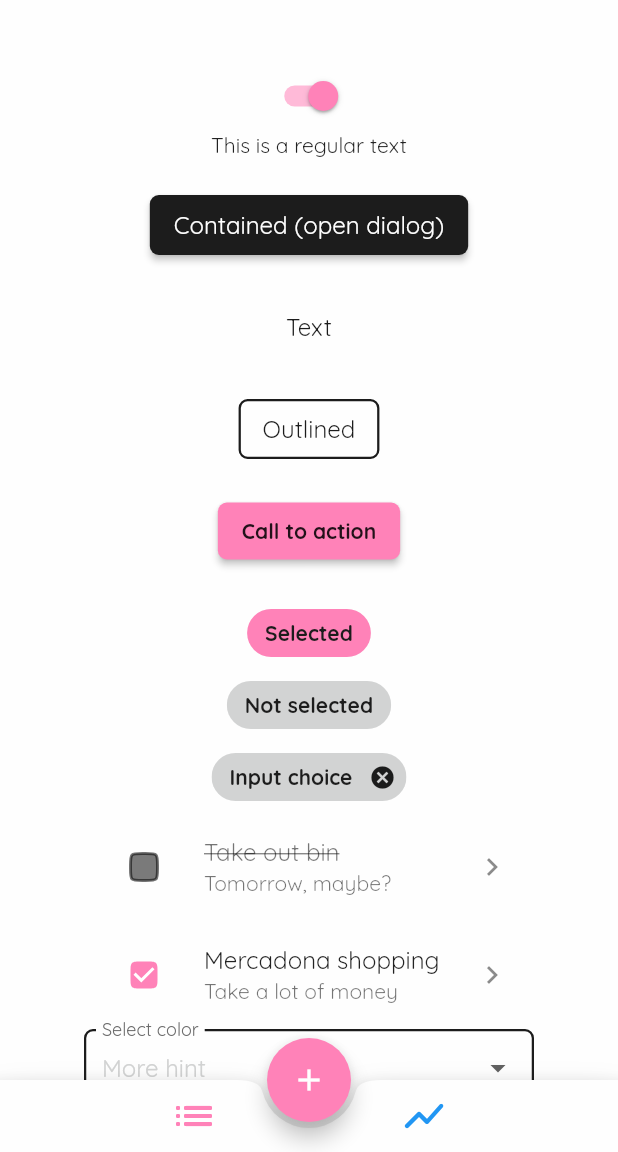
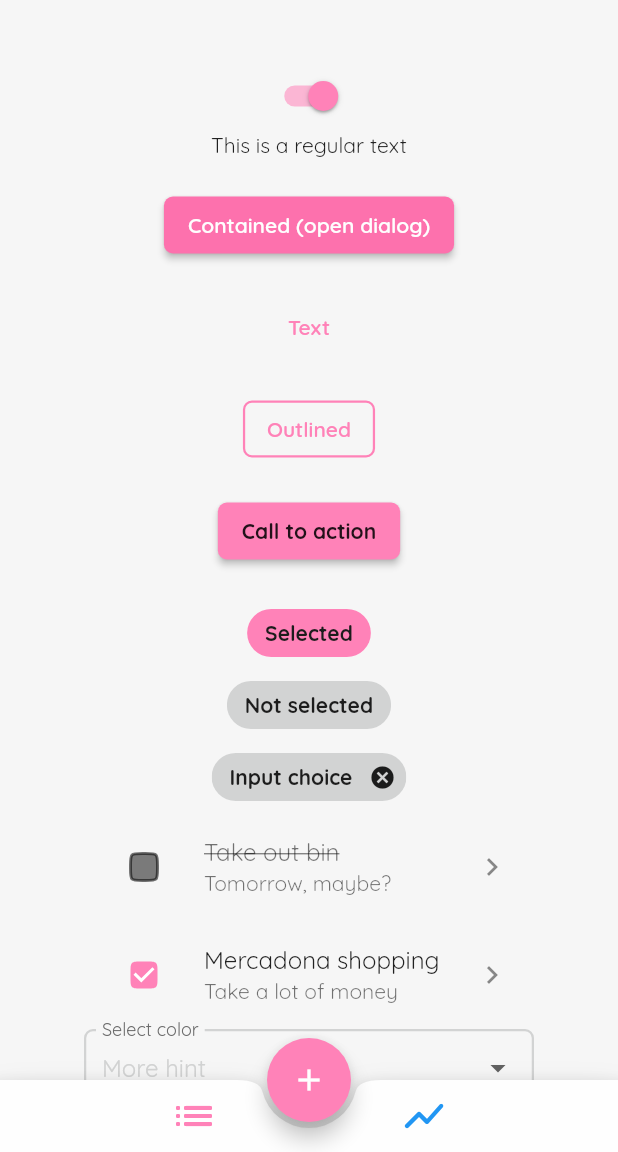
Before and after one commit to Ricardo-MT/wid_design_system, a Flutter app: the screen it shows after launch, on a phone screen of 412 x 824 dp, the part 84-1236 px from its top. Run offline on Flutter 3.47's test engine with Material 2 defaults, Android fonts, the phone set to English and light mode, and no system bars.

Commit message:
Implement date and time pickers

```diff
--- a/lib/src/theme/button_themes.dart
+++ b/lib/src/theme/button_themes.dart
@@ -6,31 +6,57 @@ class WidButtonThemes {
   /// Elevated button for dark theme
   static ElevatedButtonThemeData get elevatedButtonDarkTheme {
     return ElevatedButtonThemeData(
-      style: ElevatedButton.styleFrom(
-        padding: _buttonsPadding,
-        backgroundColor: WidAppColors.light,
-        foregroundColor: WidAppColors.dark,
-        shape: RoundedRectangleBorder(
+      style: ButtonStyle(
+        padding: MaterialStateProperty.all(_buttonsPadding),
+        backgroundColor: MaterialStateProperty.resolveWith<Color>((states) {
+          if (states.contains(MaterialState.disabled)) {
+            return WidAppColors.n300;
+          }
+          return WidAppColors.primary.shade600;
+        }),
+        foregroundColor: MaterialStateProperty.resolveWith<Color>((states) {
+          if (states.contains(MaterialState.disabled)) {
+            return WidAppColors.n400;
+          }
+          return WidAppColors.light;
+        }),
+        shape: MaterialStateProperty.all(
+          RoundedRectangleBorder(
             borderRadius: BorderRadius.all(
               Radius.circular(WidAppDimensions.borderRadiusControllers),
             ),
           ),
         ),
+        textStyle: MaterialStateProperty.all(_textStyles),
+      ),
     );
   }
 
-  /// Elevated button for dark theme
+  /// Elevated button for light theme
   static ElevatedButtonThemeData get elevatedButtonLightTheme {
     return ElevatedButtonThemeData(
-      style: ElevatedButton.styleFrom(
-        padding: _buttonsPadding,
-        backgroundColor: WidAppColors.dark,
-        foregroundColor: WidAppColors.light,
-        shape: RoundedRectangleBorder(
+      style: ButtonStyle(
+        padding: MaterialStateProperty.all(_buttonsPadding),
+        backgroundColor: MaterialStateProperty.resolveWith<Color>((states) {
+          if (states.contains(MaterialState.disabled)) {
+            return WidAppColors.n300;
+          }
+          return WidAppColors.primary.shade600;
+        }),
+        foregroundColor: MaterialStateProperty.resolveWith<Color>((states) {
+          if (states.contains(MaterialState.disabled)) {
+            return WidAppColors.n400;
+          }
+          return WidAppColors.light;
+        }),
+        shape: MaterialStateProperty.all(
+          RoundedRectangleBorder(
             borderRadius: BorderRadius.all(
               Radius.circular(WidAppDimensions.borderRadiusControllers),
             ),
           ),
+        ),
+        textStyle: MaterialStateProperty.all(_textStyles),
       ),
     );
   }
@@ -38,18 +64,34 @@ class WidButtonThemes {
   /// Outlined button for dark theme
   static OutlinedButtonThemeData get outlinedButtonDarkTheme {
     return OutlinedButtonThemeData(
-      style: OutlinedButton.styleFrom(
-        foregroundColor: WidAppColors.light,
-        padding: _buttonsPadding,
-        side: BorderSide(
-          color: WidAppColors.light,
-          width: WidAppDimensions.borderWidth,
-        ),
-        shape: RoundedRectangleBorder(
+      style: ButtonStyle(
+        padding: MaterialStateProperty.all(_buttonsPadding),
+        shape: MaterialStateProperty.all(
+          RoundedRectangleBorder(
             borderRadius: BorderRadius.all(
               Radius.circular(WidAppDimensions.borderRadiusControllers),
             ),
           ),
+        ),
+        side: MaterialStateProperty.resolveWith<BorderSide>((states) {
+          if (states.contains(MaterialState.disabled)) {
+            return BorderSide(
+              color: WidAppColors.n600,
+              width: WidAppDimensions.borderWidth,
+            );
+          }
+          return BorderSide(
+            color: WidAppColors.primary,
+            width: WidAppDimensions.borderWidth,
+          );
+        }),
+        foregroundColor: MaterialStateProperty.resolveWith<Color>((states) {
+          if (states.contains(MaterialState.disabled)) {
+            return WidAppColors.n600;
+          }
+          return WidAppColors.primary;
+        }),
+        textStyle: MaterialStateProperty.all(_textStyles),
       ),
     );
   }
@@ -57,18 +99,34 @@ class WidButtonThemes {
   /// Outlined button for light theme
   static OutlinedButtonThemeData get outlinedButtonLightTheme {
     return OutlinedButtonThemeData(
-      style: OutlinedButton.styleFrom(
-        foregroundColor: WidAppColors.dark,
-        padding: _buttonsPadding,
-        side: BorderSide(
-          color: WidAppColors.dark,
-          width: WidAppDimensions.borderWidth,
-        ),
-        shape: RoundedRectangleBorder(
+      style: ButtonStyle(
+        padding: MaterialStateProperty.all(_buttonsPadding),
+        shape: MaterialStateProperty.all(
+          RoundedRectangleBorder(
             borderRadius: BorderRadius.all(
               Radius.circular(WidAppDimensions.borderRadiusControllers),
             ),
           ),
+        ),
+        side: MaterialStateProperty.resolveWith<BorderSide>((states) {
+          if (states.contains(MaterialState.disabled)) {
+            return BorderSide(
+              color: WidAppColors.n500,
+              width: WidAppDimensions.borderWidth,
+            );
+          }
+          return BorderSide(
+            color: WidAppColors.primary,
+            width: WidAppDimensions.borderWidth,
+          );
+        }),
+        foregroundColor: MaterialStateProperty.resolveWith<Color>((states) {
+          if (states.contains(MaterialState.disabled)) {
+            return WidAppColors.n500;
+          }
+          return WidAppColors.primary;
+        }),
+        textStyle: MaterialStateProperty.all(_textStyles),
       ),
     );
   }
@@ -77,8 +135,9 @@ class WidButtonThemes {
   static TextButtonThemeData get textButtonLightTheme {
     return TextButtonThemeData(
       style: TextButton.styleFrom(
-        foregroundColor: WidAppColors.dark,
         padding: _buttonsPadding,
+        foregroundColor: WidAppColors.primary,
+        textStyle: _textStyles,
       ),
     );
   }
@@ -87,11 +146,16 @@ class WidButtonThemes {
   static TextButtonThemeData get textButtonDarkTheme {
     return TextButtonThemeData(
       style: TextButton.styleFrom(
-        foregroundColor: WidAppColors.light,
         padding: _buttonsPadding,
+        foregroundColor: WidAppColors.primary,
+        textStyle: _textStyles,
       ),
     );
   }
 }
 
 const _buttonsPadding = EdgeInsets.symmetric(horizontal: 16, vertical: 10);
+const _textStyles = TextStyle(
+  fontWeight: FontWeight.w600,
+  fontFamily: 'Quicksand',
+);
--- /dev/null
+++ b/lib/src/theme/date_picker_theme.dart
@@ -0,0 +1,37 @@
+import 'package:flutter/material.dart';
+import 'package:wid_design_system/src/theme/palette.dart';
+
+/// Custom theme for Wid Design System
+class WidDatePickerThemes {
+  /// Light theme implementation
+  static DatePickerThemeData get datePickerLightTheme {
+    return DatePickerThemeData(
+      headerForegroundColor: WidAppColors.light,
+      headerBackgroundColor: WidAppColors.primary,
+      todayBackgroundColor: const MaterialStatePropertyAll(Colors.transparent),
+      todayForegroundColor: MaterialStatePropertyAll(WidAppColors.primary),
+      dayBackgroundColor: MaterialStateColor.resolveWith((states) {
+        if (states.contains(MaterialState.selected)) {
+          return WidAppColors.primary;
+        }
+        return Colors.transparent;
+      }),
+    );
+  }
+
+  /// Dark theme implementation
+  static DatePickerThemeData get datePickerDarkTheme {
+    return DatePickerThemeData(
+      headerForegroundColor: WidAppColors.light,
+      headerBackgroundColor: WidAppColors.n800,
+      todayBackgroundColor: const MaterialStatePropertyAll(Colors.transparent),
+      todayForegroundColor: MaterialStatePropertyAll(WidAppColors.primary),
+      dayBackgroundColor: MaterialStateColor.resolveWith((states) {
+        if (states.contains(MaterialState.selected)) {
+          return WidAppColors.primary;
+        }
+        return Colors.transparent;
+      }),
+    );
+  }
+}
--- a/lib/src/theme/input_theme.dart
+++ b/lib/src/theme/input_theme.dart
@@ -15,7 +15,7 @@ class WidInputTheme {
       floatingLabelStyle: const TextStyle(color: WidAppColors.n700),
       border: OutlineInputBorder(
         borderSide: BorderSide(
-          color: WidAppColors.dark,
+          color: WidAppColors.n300,
           width: WidAppDimensions.borderWidth,
         ),
         borderRadius:
@@ -33,7 +33,7 @@ class WidInputTheme {
         borderRadius:
             BorderRadius.circular(WidAppDimensions.borderRadiusControllers),
         borderSide: BorderSide(
-          color: WidAppColors.callToAction,
+          color: WidAppColors.primary,
           width: WidAppDimensions.borderWidth,
         ),
       ),
@@ -41,7 +41,7 @@ class WidInputTheme {
         borderRadius:
             BorderRadius.circular(WidAppDimensions.borderRadiusControllers),
         borderSide: BorderSide(
-          color: WidAppColors.dark,
+          color: WidAppColors.n300,
           width: WidAppDimensions.borderWidth,
         ),
       ),
@@ -68,7 +68,7 @@ class WidInputTheme {
       floatingLabelStyle: const TextStyle(color: WidAppColors.n300),
       border: OutlineInputBorder(
         borderSide: BorderSide(
-          color: WidAppColors.light,
+          color: WidAppColors.n200,
           width: WidAppDimensions.borderWidth,
         ),
         borderRadius:
@@ -86,7 +86,7 @@ class WidInputTheme {
         borderRadius:
             BorderRadius.circular(WidAppDimensions.borderRadiusControllers),
         borderSide: BorderSide(
-          color: WidAppColors.callToAction,
+          color: WidAppColors.primary,
           width: WidAppDimensions.borderWidth,
         ),
       ),
@@ -94,7 +94,7 @@ class WidInputTheme {
         borderRadius:
             BorderRadius.circular(WidAppDimensions.borderRadiusControllers),
         borderSide: BorderSide(
-          color: WidAppColors.light,
+          color: WidAppColors.n200,
           width: WidAppDimensions.borderWidth,
         ),
       ),
--- a/lib/src/theme/text_theme.dart
+++ b/lib/src/theme/text_theme.dart
@@ -6,8 +6,6 @@ class WidTextTheme {
   /// Custom light text theme
   static TextTheme get lightTextTheme {
     return Typography.blackCupertino.merge(defaultTextTheme).apply(
-          // bodyColor: WidAppColors.dark,
-          // displayColor: WidAppColors.dark,
           fontFamily: 'Quicksand',
         );
   }
@@ -15,8 +13,6 @@ class WidTextTheme {
   /// Custom dark text theme
   static TextTheme get darkTextTheme {
     return Typography.whiteCupertino.merge(defaultTextTheme).apply(
-          // bodyColor: WidAppColors.dark,
-          // displayColor: WidAppColors.dark,
           fontFamily: 'Quicksand',
         );
   }
--- a/lib/src/theme/theme.dart
+++ b/lib/src/theme/theme.dart
@@ -3,9 +3,11 @@ import 'package:wid_design_system/src/theme/appbar_theme.dart';
 import 'package:wid_design_system/src/theme/bottom_appbar_theme.dart';
 import 'package:wid_design_system/src/theme/bottom_sheet_theme.dart';
 import 'package:wid_design_system/src/theme/button_themes.dart';
+import 'package:wid_design_system/src/theme/date_picker_theme.dart';
 import 'package:wid_design_system/src/theme/input_theme.dart';
 import 'package:wid_design_system/src/theme/palette.dart';
 import 'package:wid_design_system/src/theme/text_theme.dart';
+import 'package:wid_design_system/src/theme/time_picker_theme.dart';
 
 /// Custom theme for Wid Design System
 abstract class WidAppTheme {
@@ -14,11 +16,12 @@ abstract class WidAppTheme {
     return common.copyWith(
       splashColor: WidAppColors.n300,
       hintColor: WidAppColors.n300,
-      canvasColor: WidAppColors.n100,
-      scaffoldBackgroundColor: WidAppColors.white,
-      textSelectionTheme: const TextSelectionThemeData(
+      canvasColor: WidAppColors.light,
+      scaffoldBackgroundColor: WidAppColors.n100,
+      dialogBackgroundColor: WidAppColors.n100,
+      textSelectionTheme: TextSelectionThemeData(
         cursorColor: WidAppColors.black,
-        selectionColor: WidAppColors.callToAction,
+        selectionColor: WidAppColors.primary.shade300,
       ),
       brightness: Brightness.light,
       textTheme: WidTextTheme.lightTextTheme,
@@ -33,6 +36,8 @@ abstract class WidAppTheme {
         color: WidAppColors.light,
       ),
       colorScheme: lightColorScheme,
+      timePickerTheme: WidTimePickerTheme.timePickerLightTheme,
+      datePickerTheme: WidDatePickerThemes.datePickerLightTheme,
     );
   }
 
@@ -43,6 +48,7 @@ abstract class WidAppTheme {
       hintColor: WidAppColors.n800,
       canvasColor: WidAppColors.n800,
       scaffoldBackgroundColor: WidAppColors.black,
+      dialogBackgroundColor: WidAppColors.n800,
       textSelectionTheme: const TextSelectionThemeData(
         cursorColor: WidAppColors.light,
         selectionColor: WidAppColors.callToAction,
@@ -60,6 +66,8 @@ abstract class WidAppTheme {
         color: WidAppColors.n800,
       ),
       colorScheme: darkColorScheme,
+      timePickerTheme: WidTimePickerTheme.timePickerDarkTheme,
+      datePickerTheme: WidDatePickerThemes.datePickerDarkTheme,
     );
   }
 
@@ -67,6 +75,11 @@ abstract class WidAppTheme {
   static ThemeData get common {
     return ThemeData(
       useMaterial3: false,
+      dropdownMenuTheme: const DropdownMenuThemeData(
+        menuStyle: MenuStyle(
+          maximumSize: MaterialStatePropertyAll<Size?>(Size.fromHeight(300)),
+        ),
+      ),
       fontFamily: 'Quicksand',
       primaryColor: WidAppColors.primary,
       primarySwatch: WidAppColors.primary,
--- /dev/null
+++ b/lib/src/theme/time_picker_theme.dart
@@ -0,0 +1,31 @@
+import 'package:flutter/material.dart';
+import 'package:wid_design_system/src/theme/palette.dart';
+
+/// Custom theme for Wid Design System
+class WidTimePickerTheme {
+  /// Light theme implementation
+  static TimePickerThemeData get timePickerLightTheme {
+    return TimePickerThemeData(
+      dialHandColor: WidAppColors.primary,
+      dialTextColor: WidAppColors.black,
+      dayPeriodColor: WidAppColors.n300,
+      hourMinuteColor: WidAppColors.n300,
+      dialBackgroundColor: WidAppColors.n300,
+      hourMinuteTextColor: WidAppColors.primary,
+      dayPeriodBorderSide: BorderSide.none,
+    );
+  }
+
+  /// Dark theme implementation
+  static TimePickerThemeData get timePickerDarkTheme {
+    return TimePickerThemeData(
+      dialHandColor: WidAppColors.primary,
+      dialTextColor: WidAppColors.white,
+      dayPeriodColor: WidAppColors.n600,
+      hourMinuteColor: WidAppColors.n600,
+      dialBackgroundColor: WidAppColors.n600,
+      hourMinuteTextColor: WidAppColors.primary,
+      dayPeriodBorderSide: BorderSide.none,
+    );
+  }
+}
--- a/lib/src/utils/dimensions.dart
+++ b/lib/src/utils/dimensions.dart
@@ -21,7 +21,7 @@ class WidAppDimensions {
   static double cardLargeSpacing = cardSmallSpacing * 2.2;
 
   /// Default page inset
-  static double pageInsetGap = 30;
+  static double pageInsetGap = 20;
 
   /// Default animation duration
   static int animationDuration = 200;
--- a/lib/src/widgets/wid_touchable.dart
+++ b/lib/src/widgets/wid_touchable.dart
@@ -9,7 +9,7 @@ class WidTouchable extends StatelessWidget {
   final Widget child;
 
   /// onPress callback
-  final VoidCallback onPress;
+  final VoidCallback? onPress;
 
   @override
   Widget build(BuildContext context) {
--- a/pubspec.yaml
+++ b/pubspec.yaml
@@ -2,7 +2,7 @@ name: wid_design_system
 description: A collection of widgets, colors, styles, providers and asorted utils for implementing the Wid Design System.
 homepage: https://github.com/Ricardo-MT/wid_design_system
 repository: https://github.com/Ricardo-MT/wid_design_system
-version: 0.2.6
+version: 0.2.7
 
 
 environment:
```
Also changed, not shown: lib/src/theme/palette_theme.dart (deleted), 2 other files. Lines whose indentation alone changed are shown as unchanged.
